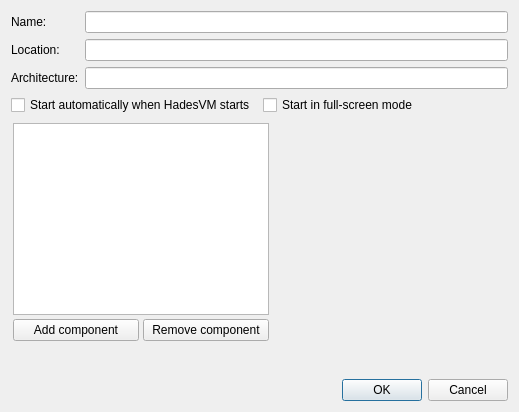
Before: the Qt Designer form src.qt/hadesvm-gui/ConfigureVirtualApplianceDialog.ui in akapustiatyahoocouk/hadesvm, drawn with Qt 5.
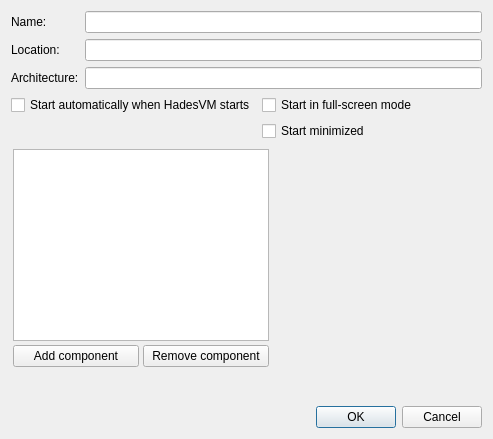
After: the same form once the commit is applied. Icons and pictures are not drawn.

Patch:
```diff
--- a/src.qt/hadesvm-gui/ConfigureVirtualApplianceDialog.ui
+++ b/src.qt/hadesvm-gui/ConfigureVirtualApplianceDialog.ui
@@ -9,8 +9,8 @@
    <rect>
     <x>0</x>
     <y>0</y>
-    <width>519</width>
-    <height>412</height>
+    <width>493</width>
+    <height>439</height>
    </rect>
   </property>
   <property name="windowTitle">
@@ -93,6 +93,13 @@
         </property>
        </widget>
       </item>
+      <item row="1" column="1">
+       <widget class="QCheckBox" name="startMinimizedCheckBox">
+        <property name="text">
+         <string>Start minimized</string>
+        </property>
+       </widget>
+      </item>
      </layout>
     </widget>
    </item>
```
Left out of the diff: 34 changed lines with no effect on the pictures.
